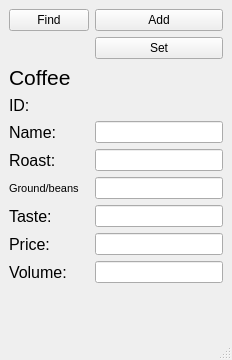
The window that main.ui (SilverSteelSam/Espresso) describes before a commit, drawn with Qt 5.
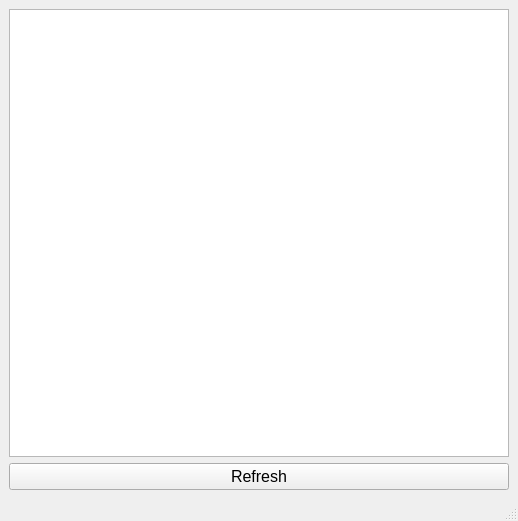
The same window after the commit.

Commit message: Made working gui that shows the database

```diff
--- a/main.ui
+++ b/main.ui
@@ -6,157 +6,27 @@
    <rect>
     <x>0</x>
     <y>0</y>
-    <width>232</width>
-    <height>360</height>
+    <width>518</width>
+    <height>521</height>
    </rect>
   </property>
   <property name="windowTitle">
    <string>MainWindow</string>
   </property>
   <widget class="QWidget" name="centralwidget">
-   <layout class="QFormLayout" name="formLayout">
-    <item row="2" column="0" colspan="2">
-     <widget class="QLabel" name="label">
-      <property name="maximumSize">
-       <size>
-        <width>100</width>
-        <height>16777215</height>
-       </size>
-      </property>
-      <property name="font">
-       <font>
-        <pointsize>16</pointsize>
-       </font>
-      </property>
-      <property name="text">
-       <string>Coffee</string>
-      </property>
-     </widget>
+   <layout class="QVBoxLayout" name="verticalLayout">
+    <item>
+     <widget class="QListWidget" name="listWidget"/>
     </item>
-    <item row="3" column="0">
-     <widget class="QLabel" name="ID">
+    <item>
+     <widget class="QPushButton" name="refreshbtn">
       <property name="font">
        <font>
         <pointsize>12</pointsize>
        </font>
       </property>
       <property name="text">
-       <string>ID: </string>
-      </property>
-     </widget>
-    </item>
-    <item row="4" column="0">
-     <widget class="QLabel" name="name_label">
-      <property name="font">
-       <font>
-        <pointsize>12</pointsize>
-       </font>
-      </property>
-      <property name="text">
-       <string>Name:</string>
-      </property>
-     </widget>
-    </item>
-    <item row="4" column="1">
-     <widget class="QLineEdit" name="name"/>
-    </item>
-    <item row="7" column="0">
-     <widget class="QLabel" name="roast_label">
-      <property name="font">
-       <font>
-        <pointsize>12</pointsize>
-       </font>
-      </property>
-      <property name="text">
-       <string>Roast:</string>
-      </property>
-     </widget>
-    </item>
-    <item row="14" column="0">
-     <widget class="QLabel" name="tase_label">
-      <property name="font">
-       <font>
-        <pointsize>12</pointsize>
-       </font>
-      </property>
-      <property name="text">
-       <string>Taste:</string>
-      </property>
-     </widget>
-    </item>
-    <item row="17" column="0">
-     <widget class="QLabel" name="price_label">
-      <property name="font">
-       <font>
-        <pointsize>12</pointsize>
-       </font>
-      </property>
-      <property name="text">
-       <string>Price:</string>
-      </property>
-     </widget>
-    </item>
-    <item row="19" column="0">
-     <widget class="QLabel" name="volume_label">
-      <property name="font">
-       <font>
-        <pointsize>12</pointsize>
-       </font>
-      </property>
-      <property name="text">
-       <string>Volume:</string>
-      </property>
-     </widget>
-    </item>
-    <item row="19" column="1">
-     <widget class="QLineEdit" name="volume"/>
-    </item>
-    <item row="17" column="1">
-     <widget class="QLineEdit" name="price">
-      <property name="text">
-       <string/>
-      </property>
-     </widget>
-    </item>
-    <item row="14" column="1">
-     <widget class="QLineEdit" name="taste"/>
-    </item>
-    <item row="11" column="0">
-     <widget class="QLabel" name="beans_label">
-      <property name="font">
-       <font>
-        <pointsize>8</pointsize>
-       </font>
-      </property>
-      <property name="text">
-       <string>Ground/beans</string>
-      </property>
-     </widget>
-    </item>
-    <item row="11" column="1">
-     <widget class="QLineEdit" name="beans"/>
-    </item>
-    <item row="7" column="1">
-     <widget class="QLineEdit" name="roast"/>
-    </item>
-    <item row="0" column="0">
-     <widget class="QPushButton" name="find_btn">
-      <property name="text">
-       <string>Find</string>
-      </property>
-     </widget>
-    </item>
-    <item row="0" column="1">
-     <widget class="QPushButton" name="add_btn">
-      <property name="text">
-       <string>Add</string>
-      </property>
-     </widget>
-    </item>
-    <item row="1" column="1">
-     <widget class="QPushButton" name="set_btn">
-      <property name="text">
-       <string>Set</string>
+       <string>Refresh</string>
       </property>
      </widget>
     </item>
```
The commit also changes 3 other files.
